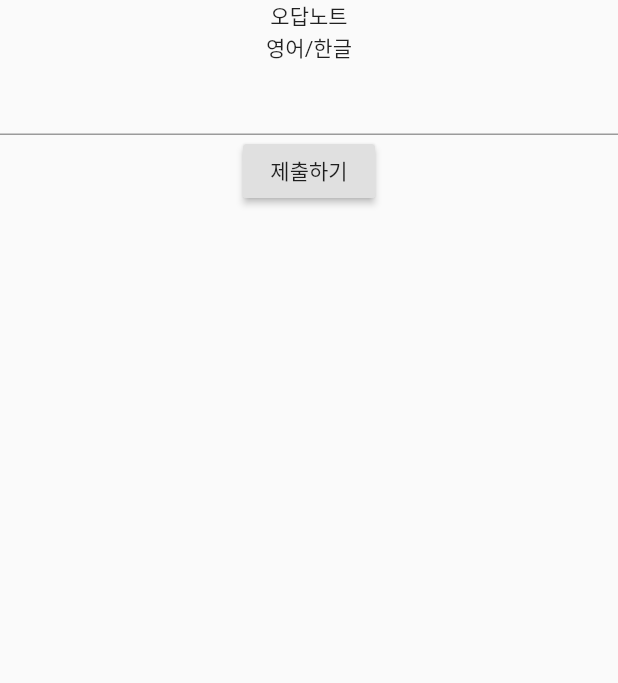
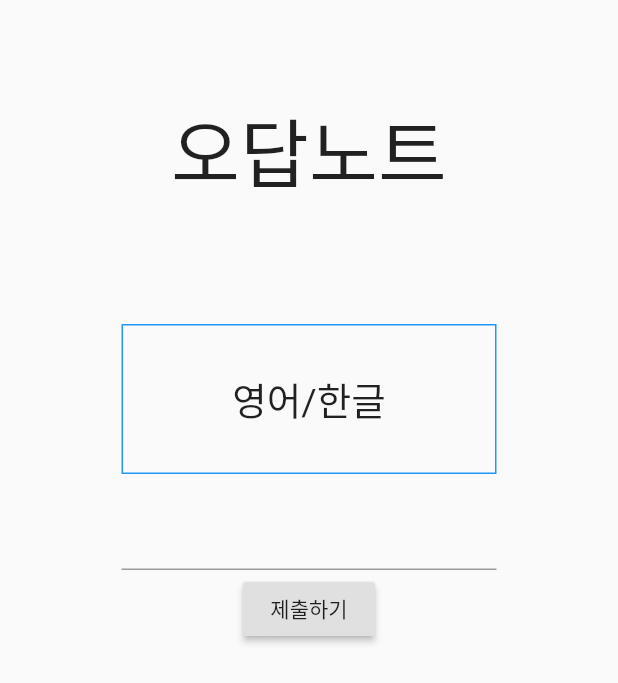
Before and after one commit to guswns8431/flutter-project, a Flutter app: the screen it shows after launch, on a phone screen of 412 x 824 dp. Shown: the top 683 px of the screen. Run offline on Flutter 3.47's test engine with Material 2 defaults, Android fonts, the phone set to English and light mode, and no system bars.

Commit message:
오답노트 UI개선

```diff
--- a/lib/home-page.dart
+++ b/lib/home-page.dart
@@ -12,7 +12,7 @@ class _HomePageState extends State<HomePage> {
     return Scaffold(
       body: Center(
         child: Column(children: <Widget>[
-          Text('홈화면'),
+          Text('나의 단어장'),
           RaisedButton(
             child: Text("오답노트"),
             onPressed: (){
--- a/lib/incorrect-note-page.dart
+++ b/lib/incorrect-note-page.dart
@@ -12,15 +12,44 @@ class _IncorrectNoteState extends State<IncorrectNote> {
   @override
   Widget build(BuildContext context) {
     return Scaffold(
-      body: Column(
+      body: Center(
+        child: Column(
           children: <Widget>[
-          Text('오답노트'),
-          Text('영어/한글'),
-          TextFormField(
+            Container(
+                width: 200,
+                height: 200.0,
+                child: Center(
+                  child: Text(
+                    '오답노트',
+                    style: TextStyle(fontSize: 50.0),
+                  ),
+                )),
+            Padding(
+              padding: EdgeInsets.all(8.0), //TODO: 이거 const 왜 넣는거지
+            ),
+            Container(
+                width: 250,
+                height: 100,
+                decoration: BoxDecoration(
+                  border: Border.all(color: Colors.blue),
+                ),
+                child: Center(
+                    child: Text(
+                  '영어/한글', //TODO: 다바애 았는 내용이 랜덤으로 출력
+                  style: TextStyle(fontSize: 25),
+                ))),
+            Padding(
+              padding: EdgeInsets.all(8.0),
+            ),
+            Container(
+              height: 50,
+              width: 250,
+              child: TextFormField(
                 controller: myController,
               ),
+            ),
             RaisedButton(
-            child: Text('제출하기'),
+              child: Text('제출하기'), //TODO:: 제출을 하고 틀리면 틀렸다고 떠야함
               onPressed: () {
                 /*
                 이런식으로도 화면 전환 가능
@@ -30,11 +59,12 @@ class _IncorrectNoteState extends State<IncorrectNote> {
                 );
 
                 */
-              Navigator.pushNamed(context,'home');
+                Navigator.pushNamed(context, 'home');
               },
             )
           ],
         ),
+      ),
     );
   }
 }
```
Also changed, not shown: lib/add-page.dart (+21 -5 lines), lib/main.dart (+4 -4 lines), lib/quiz-page.dart (+13 -1 lines). Lines whose indentation alone changed are shown as unchanged.
